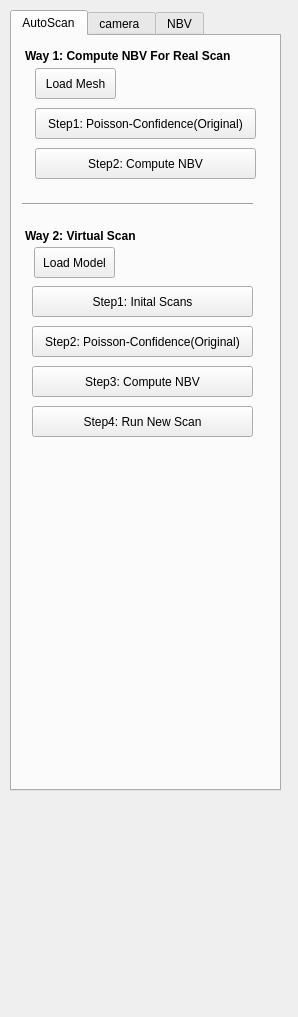
sunwaylive/quality-driven-poisson-guided-autoscanning, file Point Cloud/UI/camera_para.ui: the form before one commit.
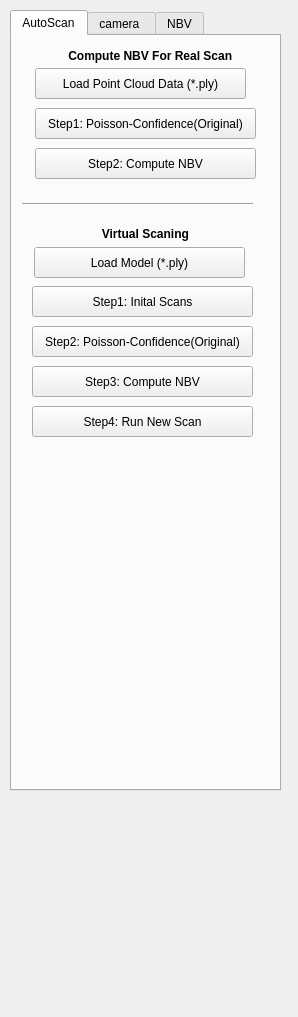
The form after the commit.

Diff of the .ui file:
```diff
--- a/Point Cloud/UI/camera_para.ui
+++ b/Point Cloud/UI/camera_para.ui
@@ -100,8 +100,8 @@
     <widget class="QLabel" name="label_3">
      <property name="geometry">
       <rect>
-       <x>13</x>
-       <y>192</y>
+       <x>0</x>
+       <y>190</y>
        <width>231</width>
        <height>16</height>
       </rect>
@@ -115,7 +115,7 @@
       </font>
      </property>
      <property name="text">
-      <string>Way 2: Virtual Scan</string>
+      <string>                           Virtual Scaning</string>
      </property>
     </widget>
     <widget class="QLabel" name="label_19">
@@ -134,7 +134,7 @@
       </font>
      </property>
      <property name="text">
-      <string>Way 1: Compute NBV For Real Scan</string>
+      <string>             Compute NBV For Real Scan</string>
      </property>
     </widget>
     <widget class="QPushButton" name="pushButton_load_to_model">
@@ -142,12 +142,12 @@
       <rect>
        <x>22</x>
        <y>211</y>
-       <width>81</width>
+       <width>211</width>
        <height>31</height>
       </rect>
      </property>
      <property name="text">
-      <string>Load Model</string>
+      <string>Load Model (*.ply)</string>
      </property>
     </widget>
     <widget class="QPushButton" name="pushButton_load_to_mesh">
@@ -155,12 +155,12 @@
       <rect>
        <x>23</x>
        <y>32</y>
-       <width>81</width>
+       <width>211</width>
        <height>31</height>
       </rect>
      </property>
      <property name="text">
-      <string>Load Mesh</string>
+      <string>Load Point Cloud Data (*.ply)</string>
      </property>
     </widget>
     <widget class="QPushButton" name="step2_run_Poisson_Confidence_original_2">
```
